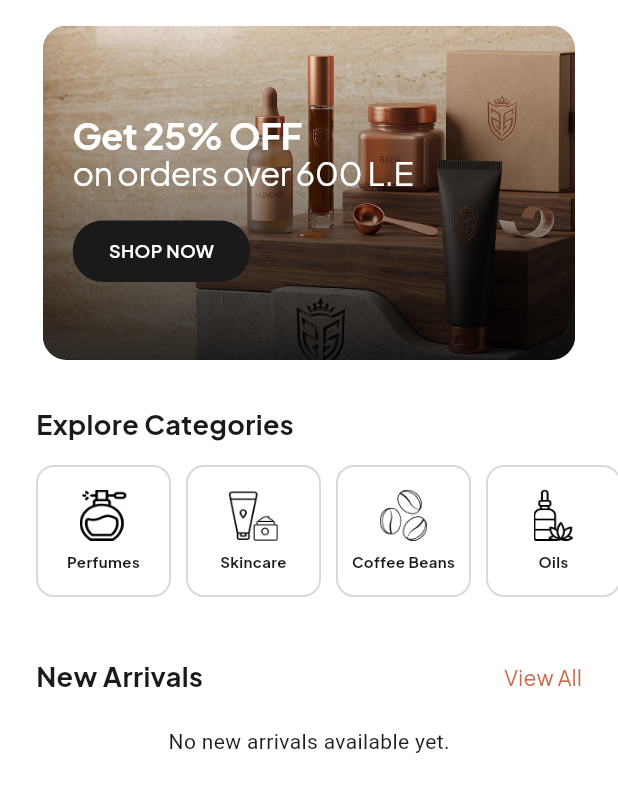
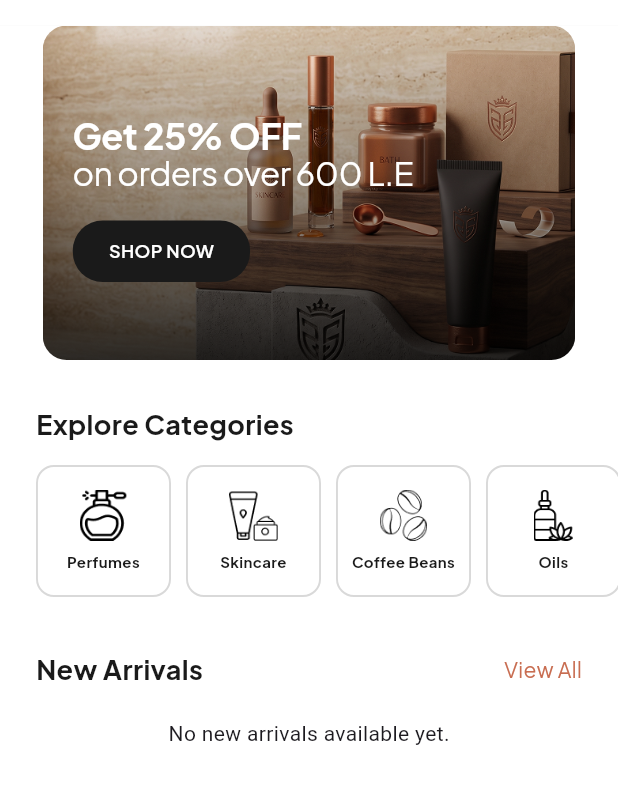
Before and after one commit to alaaMamd0uh/garrab-app, a Flutter app: the HomeScreen screen opened by its route, on a phone screen of 412 x 824 dp, the part 90-902 px from its top. Run offline on Flutter 3.47's test engine with Material 3 defaults, Android fonts, the phone set to English and light mode, and no system bars; our stand-ins replace cloud_firestore, firebase_auth, firebase_core, flutter_svg, google_sign_in, shared_preferences; accounts and stored records are empty.

```diff
--- a/lib/features/home/view/home.dart
+++ b/lib/features/home/view/home.dart
@@ -55,7 +55,6 @@ class _HomeScreenState extends State<HomeScreen> {
       body: Column(
         children: [
 
-          // ================= HEADER =================
 
           Container(
             decoration: BoxDecoration(
@@ -141,14 +140,12 @@ class _HomeScreenState extends State<HomeScreen> {
             ),
           ),
 
-          // ================= BODY =================
 
           Expanded(
             child: SingleChildScrollView(
               child: Column(
                 children: [
 
-                  // ================= BANNER =================
 
                   SizedBox(
                     height: 223,
@@ -241,7 +238,6 @@ class _HomeScreenState extends State<HomeScreen> {
 
                   const SizedBox(height: 30),
 
-                  // ================= CATEGORIES TITLE =================
 
                   Padding(
                     padding:
@@ -262,7 +258,6 @@ class _HomeScreenState extends State<HomeScreen> {
 
                   const SizedBox(height: 14),
 
-                  // ================= CATEGORIES =================
 
                   SizedBox(
                     height: 88,
@@ -304,9 +299,8 @@ class _HomeScreenState extends State<HomeScreen> {
                     ),
                   ),
 
-                  const SizedBox(height: 40),
+                  const SizedBox(height: 35),
 
-                  // ================= NEW ARRIVALS TITLE =================
 
                   Padding(
                     padding:
@@ -335,7 +329,6 @@ class _HomeScreenState extends State<HomeScreen> {
                     ),
                   ),
 
-                  // ================= NEW ARRIVALS PRODUCTS =================
 
                   Padding(
                     padding:
```
Also changed, not shown: lib/main_layout.dart (+5 -5 lines).
